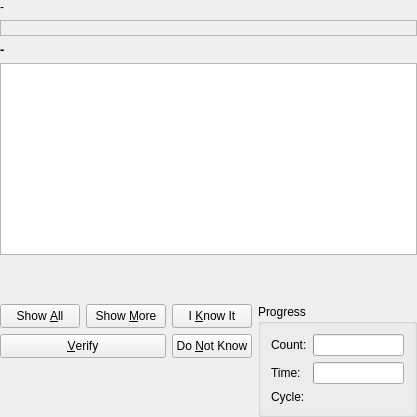
Qt form src/practice/SimpleQueryDlgForm.ui (KDE/parley) before a commit.
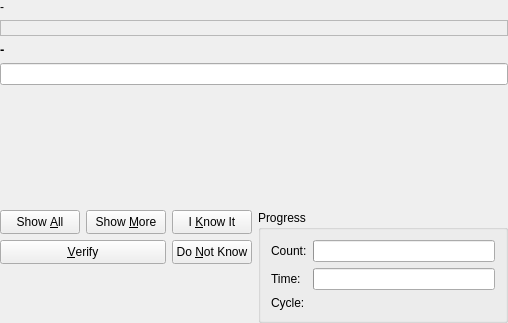
The same form after that commit.

Commit message: Use lineEdit for simple query dialog.

```diff
--- a/src/practice/SimpleQueryDlgForm.ui
+++ b/src/practice/SimpleQueryDlgForm.ui
@@ -8,14 +8,12 @@
    <rect>
     <x>0</x>
     <y>0</y>
-    <width>392</width>
-    <height>417</height>
+    <width>508</width>
+    <height>323</height>
    </rect>
   </property>
   <property name="sizePolicy" >
-   <sizepolicy>
-    <hsizetype>5</hsizetype>
-    <vsizetype>5</vsizetype>
+   <sizepolicy vsizetype="Preferred" hsizetype="Preferred" >
     <horstretch>0</horstretch>
     <verstretch>0</verstretch>
    </sizepolicy>
@@ -45,9 +43,7 @@
      <item>
       <widget class="QLabel" name="queryField" >
        <property name="sizePolicy" >
-        <sizepolicy>
-         <hsizetype>1</hsizetype>
-         <vsizetype>1</vsizetype>
+        <sizepolicy vsizetype="Minimum" hsizetype="Minimum" >
          <horstretch>0</horstretch>
          <verstretch>0</verstretch>
         </sizepolicy>
@@ -85,19 +81,7 @@
       </widget>
      </item>
      <item>
-      <widget class="QTextEdit" name="answerField" >
-       <property name="sizePolicy" >
-        <sizepolicy>
-         <hsizetype>7</hsizetype>
-         <vsizetype>1</vsizetype>
-         <horstretch>0</horstretch>
-         <verstretch>0</verstretch>
-        </sizepolicy>
-       </property>
-       <property name="tabChangesFocus" >
-        <bool>true</bool>
-       </property>
-      </widget>
+      <widget class="QLineEdit" name="answerField" />
      </item>
     </layout>
    </item>
@@ -122,15 +106,25 @@
      <property name="margin" >
       <number>0</number>
      </property>
-     <property name="spacing" >
+     <property name="topMargin" >
+      <number>0</number>
+     </property>
+     <property name="rightMargin" >
+      <number>0</number>
+     </property>
+     <property name="bottomMargin" >
+      <number>0</number>
+     </property>
+     <property name="horizontalSpacing" >
+      <number>6</number>
+     </property>
+     <property name="verticalSpacing" >
       <number>6</number>
      </property>
      <item row="1" column="0" >
       <widget class="QLabel" name="status" >
        <property name="sizePolicy" >
-        <sizepolicy>
-         <hsizetype>7</hsizetype>
-         <vsizetype>1</vsizetype>
+        <sizepolicy vsizetype="Minimum" hsizetype="Expanding" >
          <horstretch>0</horstretch>
          <verstretch>0</verstretch>
         </sizepolicy>
@@ -146,9 +140,7 @@
      <item rowspan="2" row="0" column="1" >
       <widget class="QGroupBox" name="progressgroup" >
        <property name="sizePolicy" >
-        <sizepolicy>
-         <hsizetype>1</hsizetype>
-         <vsizetype>1</vsizetype>
+        <sizepolicy vsizetype="Minimum" hsizetype="Minimum" >
          <horstretch>0</horstretch>
          <verstretch>0</verstretch>
         </sizepolicy>
@@ -160,15 +152,25 @@
         <property name="margin" >
          <number>10</number>
         </property>
-        <property name="spacing" >
+        <property name="topMargin" >
+         <number>10</number>
+        </property>
+        <property name="rightMargin" >
+         <number>10</number>
+        </property>
+        <property name="bottomMargin" >
+         <number>10</number>
+        </property>
+        <property name="horizontalSpacing" >
+         <number>6</number>
+        </property>
+        <property name="verticalSpacing" >
          <number>6</number>
         </property>
         <item row="0" column="1" >
          <widget class="QProgressBar" name="countbar" >
           <property name="sizePolicy" >
-           <sizepolicy>
-            <hsizetype>7</hsizetype>
-            <vsizetype>0</vsizetype>
+           <sizepolicy vsizetype="Fixed" hsizetype="Expanding" >
             <horstretch>0</horstretch>
             <verstretch>0</verstretch>
            </sizepolicy>
@@ -181,9 +183,7 @@
         <item row="0" column="0" >
          <widget class="QLabel" name="countlabel" >
           <property name="sizePolicy" >
-           <sizepolicy>
-            <hsizetype>5</hsizetype>
-            <vsizetype>5</vsizetype>
+           <sizepolicy vsizetype="Preferred" hsizetype="Preferred" >
             <horstretch>0</horstretch>
             <verstretch>0</verstretch>
            </sizepolicy>
@@ -196,9 +196,7 @@
         <item row="1" column="0" >
          <widget class="QLabel" name="timelabel" >
           <property name="sizePolicy" >
-           <sizepolicy>
-            <hsizetype>5</hsizetype>
-            <vsizetype>5</vsizetype>
+           <sizepolicy vsizetype="Preferred" hsizetype="Preferred" >
             <horstretch>0</horstretch>
             <verstretch>0</verstretch>
            </sizepolicy>
@@ -221,9 +219,7 @@
         <item row="2" column="1" >
          <widget class="QLabel" name="progCount" >
           <property name="sizePolicy" >
-           <sizepolicy>
-            <hsizetype>5</hsizetype>
-            <vsizetype>1</vsizetype>
+           <sizepolicy vsizetype="Minimum" hsizetype="Preferred" >
             <horstretch>0</horstretch>
             <verstretch>0</verstretch>
            </sizepolicy>
@@ -238,15 +234,25 @@
        <property name="margin" >
         <number>0</number>
        </property>
-       <property name="spacing" >
+       <property name="topMargin" >
+        <number>0</number>
+       </property>
+       <property name="rightMargin" >
+        <number>0</number>
+       </property>
+       <property name="bottomMargin" >
+        <number>0</number>
+       </property>
+       <property name="horizontalSpacing" >
+        <number>6</number>
+       </property>
+       <property name="verticalSpacing" >
         <number>6</number>
        </property>
        <item row="0" column="2" >
         <widget class="QPushButton" name="know_it" >
          <property name="sizePolicy" >
-          <sizepolicy>
-           <hsizetype>1</hsizetype>
-           <vsizetype>1</vsizetype>
+          <sizepolicy vsizetype="Minimum" hsizetype="Minimum" >
            <horstretch>0</horstretch>
            <verstretch>0</verstretch>
           </sizepolicy>
@@ -259,9 +265,7 @@
        <item row="1" column="2" >
         <widget class="QPushButton" name="dont_know" >
          <property name="sizePolicy" >
-          <sizepolicy>
-           <hsizetype>1</hsizetype>
-           <vsizetype>1</vsizetype>
+          <sizepolicy vsizetype="Minimum" hsizetype="Minimum" >
            <horstretch>0</horstretch>
            <verstretch>0</verstretch>
           </sizepolicy>
@@ -274,9 +278,7 @@
        <item row="0" column="0" >
         <widget class="QPushButton" name="show_all" >
          <property name="sizePolicy" >
-          <sizepolicy>
-           <hsizetype>1</hsizetype>
-           <vsizetype>1</vsizetype>
+          <sizepolicy vsizetype="Minimum" hsizetype="Minimum" >
            <horstretch>0</horstretch>
            <verstretch>0</verstretch>
           </sizepolicy>
@@ -289,9 +291,7 @@
        <item row="0" column="1" >
         <widget class="QPushButton" name="show_more" >
          <property name="sizePolicy" >
-          <sizepolicy>
-           <hsizetype>1</hsizetype>
-           <vsizetype>1</vsizetype>
+          <sizepolicy vsizetype="Minimum" hsizetype="Minimum" >
            <horstretch>0</horstretch>
            <verstretch>0</verstretch>
           </sizepolicy>
@@ -304,9 +304,7 @@
        <item row="1" column="0" colspan="2" >
         <widget class="QPushButton" name="verify" >
          <property name="sizePolicy" >
-          <sizepolicy>
-           <hsizetype>1</hsizetype>
-           <vsizetype>1</vsizetype>
+          <sizepolicy vsizetype="Minimum" hsizetype="Minimum" >
            <horstretch>0</horstretch>
            <verstretch>0</verstretch>
           </sizepolicy>
```
Left out of the diff: 40 changed lines with no effect on the pictures. The commit also changes 3 other files.
